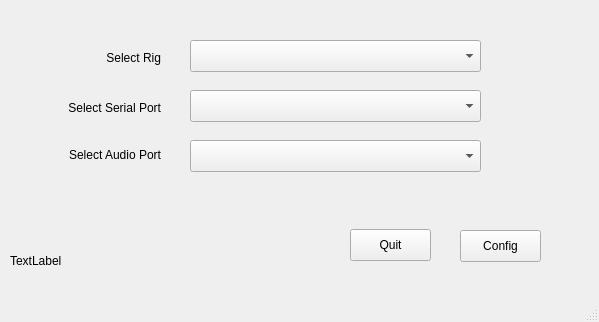
Old version of the form mainwindow.ui in the repository challinan/MrrServerSide.
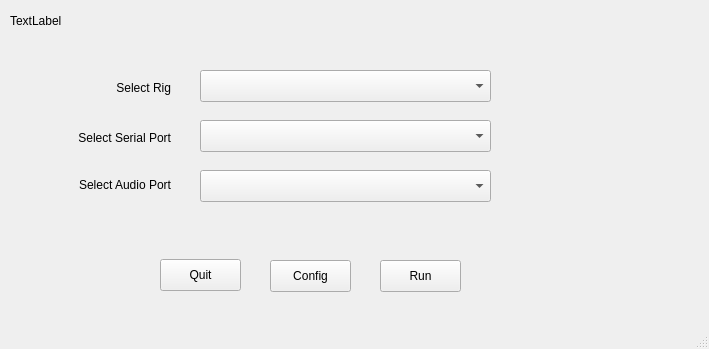
New version of the form.

The edit to the form file:
```diff
--- a/mainwindow.ui
+++ b/mainwindow.ui
@@ -6,8 +6,8 @@
    <rect>
     <x>0</x>
     <y>0</y>
-    <width>599</width>
-    <height>322</height>
+    <width>709</width>
+    <height>349</height>
    </rect>
   </property>
   <property name="windowTitle">
@@ -18,7 +18,7 @@
     <property name="geometry">
      <rect>
       <x>10</x>
-      <y>250</y>
+      <y>10</y>
       <width>281</width>
       <height>21</height>
      </rect>
@@ -30,8 +30,8 @@
    <widget class="QComboBox" name="serialPortComboBox">
     <property name="geometry">
      <rect>
-      <x>190</x>
-      <y>90</y>
+      <x>200</x>
+      <y>120</y>
       <width>291</width>
       <height>32</height>
      </rect>
@@ -40,8 +40,8 @@
    <widget class="QLabel" name="serialPortLabel">
     <property name="geometry">
      <rect>
-      <x>60</x>
-      <y>100</y>
+      <x>70</x>
+      <y>130</y>
       <width>101</width>
       <height>16</height>
      </rect>
@@ -56,8 +56,8 @@
    <widget class="QLabel" name="rigPortLabel">
     <property name="geometry">
      <rect>
-      <x>60</x>
-      <y>50</y>
+      <x>70</x>
+      <y>80</y>
       <width>101</width>
       <height>16</height>
      </rect>
@@ -72,8 +72,8 @@
    <widget class="QComboBox" name="rigComboBox">
     <property name="geometry">
      <rect>
-      <x>190</x>
-      <y>40</y>
+      <x>200</x>
+      <y>70</y>
       <width>291</width>
       <height>32</height>
      </rect>
@@ -82,8 +82,8 @@
    <widget class="QLabel" name="audioPortLabel">
     <property name="geometry">
      <rect>
-      <x>60</x>
-      <y>147</y>
+      <x>70</x>
+      <y>177</y>
       <width>101</width>
       <height>16</height>
      </rect>
@@ -98,8 +98,8 @@
    <widget class="QComboBox" name="audioPortComboBox">
     <property name="geometry">
      <rect>
-      <x>190</x>
-      <y>140</y>
+      <x>200</x>
+      <y>170</y>
       <width>291</width>
       <height>32</height>
      </rect>
@@ -108,8 +108,8 @@
    <widget class="QPushButton" name="quit_pButton">
     <property name="geometry">
      <rect>
-      <x>350</x>
-      <y>229</y>
+      <x>160</x>
+      <y>259</y>
       <width>81</width>
       <height>32</height>
      </rect>
@@ -121,8 +121,8 @@
    <widget class="QPushButton" name="config_pButton">
     <property name="geometry">
      <rect>
-      <x>460</x>
-      <y>230</y>
+      <x>270</x>
+      <y>260</y>
       <width>81</width>
       <height>32</height>
      </rect>
@@ -131,6 +131,19 @@
      <string>Config</string>
     </property>
    </widget>
+   <widget class="QPushButton" name="run_pButton">
+    <property name="geometry">
+     <rect>
+      <x>380</x>
+      <y>260</y>
+      <width>81</width>
+      <height>32</height>
+     </rect>
+    </property>
+    <property name="text">
+     <string>Run</string>
+    </property>
+   </widget>
   </widget>
   <widget class="QMenuBar" name="menubar">
    <property name="geometry">
```
Left out of the diff: 2 changed lines with no effect on the pictures.
